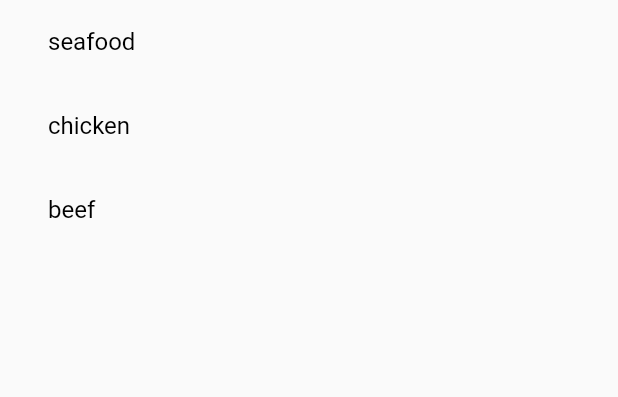
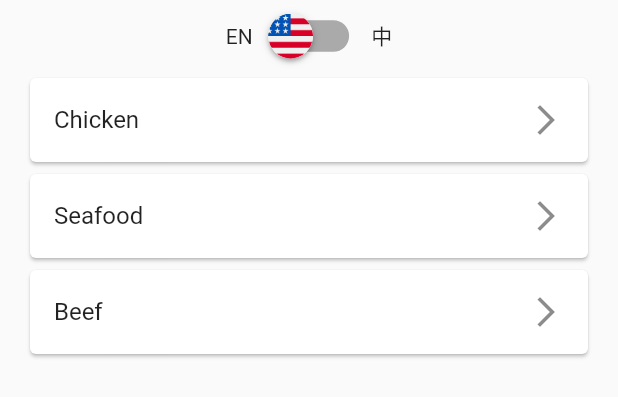
Before and after one commit to XianFengWu1996/TaipeiCuisineApp, a Flutter app: the MenuContent widget shown alone on an empty page, opened directly, on a phone screen of 412 x 824 dp. Shown: the top 397 px of the screen. Run offline on Flutter 3.47's test engine with Material 2 defaults, Android fonts, the light colour scheme and no system bars; our stand-ins replace firebase_auth, flutter_icons, google_sign_in; missing offline and left inert: flutter_facebook_login, pin_entry_text_field; accounts and stored records are empty.

Commit message:
menu functionality

```diff
--- a/lib/screens/Auth/Login.dart
+++ b/lib/screens/Auth/Login.dart
@@ -9,7 +9,6 @@ import 'package:food_ordering_app/components/FormComponents/ShowToggle.dart';
 import 'package:food_ordering_app/components/FormComponents/TextWithLink.dart';
 import 'package:food_ordering_app/screens/Auth/Signup.dart';
 import 'package:food_ordering_app/screens/Dashboard/Home.dart';
-import 'package:provider/provider.dart';
 
 class Login extends StatefulWidget {
   static const id = 'login_screen';
@@ -26,9 +25,6 @@ class _LoginState extends State<Login> {
   String email;
   String password;
   String resetEmail;
-
-
-
 
   @override
   Widget build(BuildContext context) {
--- a/lib/screens/Dashboard/AccountContent.dart
+++ b/lib/screens/Dashboard/AccountContent.dart
@@ -19,7 +19,6 @@ class AccountContent extends StatelessWidget {
             title: 'History', icon: Icons.history, onPressed: () {}),
         AccountItems(
             title: 'Deal', icon: Icons.attach_money, onPressed: () {}),
-
         RectangularLogin(
           onPressed: () {
             _auth.signOut();
--- a/lib/screens/Dashboard/MenuContent.dart
+++ b/lib/screens/Dashboard/MenuContent.dart
@@ -1,5 +1,6 @@
-import 'dart:convert';
 import 'package:flutter/material.dart';
+import 'package:food_ordering_app/screens/Menu/MenuData.dart';
+import 'package:food_ordering_app/screens/Menu/MenuItem.dart';
 
 class MenuContent extends StatefulWidget {
   @override
@@ -7,46 +8,96 @@ class MenuContent extends StatefulWidget {
 }
 
 class _MenuContentState extends State<MenuContent> {
-  List category = [];
-  List dishes = [];
+
+  List<String> category = [];
+  List<String> chineseCategory = [];
+  bool chinese = false;
 
   @override
   void initState() {
     // TODO: implement initState
     super.initState();
-    getMenu();
+
+    getCategory();
+    getChineseCategory();
   }
 
-  getMenu() async {
-    String data = await DefaultAssetBundle.of(context)
-        .loadString("assets/menu_data.json");
-    final json = await jsonDecode(data);
+  void getCategory() async {
+    var data = await MenuData().retrieveCategory();
+    for(var item in data[0]['category']){
+      setState(() {
+        category.add(item);
+      });
+    }
+  }
 
-    for (int i = 0; i < json.length; i++) {
+  void getChineseCategory() async {
+    var data = await MenuData().retrieveChineseCategory();
+    for(var item in data[0]['category_chinese']){
       setState(() {
-        category.add(json[i]['category']);
-        dishes.add(json[i]['dishes']);
+        chineseCategory.add(item);
       });
     }
   }
 
   @override
   Widget build(BuildContext context) {
-    return ListView.builder(
-      itemCount: category.length,
-      itemBuilder: (BuildContext context, int index) {
-        return FlatButton(
-          onPressed: () {
-            Navigator.pushNamed(context, category[index]);
-          },
-          child: ListTile(
-            title: (Text(
-              '${category[index]}',
-              style: TextStyle(color: Colors.black),
-            )),
+    return Column(
+      children: <Widget>[
+        Row(
+          mainAxisAlignment: MainAxisAlignment.center,
+          children: <Widget>[
+            Text('EN'),
+            Padding(
+              padding: const EdgeInsets.symmetric(horizontal: 10),
+              child: Transform.scale(
+                scale: 1.5,
+                child: Switch(
+                  value: chinese,
+                  onChanged: (value){
+                    setState(() {
+                      chinese = value;
+                    });
+                  },
+                  inactiveThumbImage: AssetImage('images/united-states.png'),
+                  activeThumbImage: AssetImage('images/china.png'),
+                ),
+              ),
+            ),
+            Text('中'),
+          ],
+        ),
+        Expanded(
+          child: ListView.builder(
+            itemCount: category.length,
+              itemBuilder: (context, index){
+                return FlatButton(
+                  onPressed: (){
+                    Navigator.push(
+                        context,
+                        MaterialPageRoute(
+                            builder: (context) => MenuItem(
+                              index: index,
+                              title: chinese ? chineseCategory[index] : category[index],
+                              displayChinese: chinese
+                            ),
+                        ),
+                    );
+                  },
+                  child: Card(
+                    child: ListTile(
+                      trailing: Icon(Icons.arrow_forward_ios),
+                      title: Text(
+                        chinese ? '${chineseCategory[index]}' : '${category[index]}'
+                      ),),
+                  ),
+                );
+              }
           ),
-        );
-      },
+        ),
+      ],
     );
   }
 }
+
+//"Icon made by Freepik from www.flaticon.com"
--- /dev/null
+++ b/lib/screens/Menu/MenuData.dart
@@ -0,0 +1,39 @@
+import 'dart:convert';
+import 'package:flutter/services.dart';
+
+class MenuData {
+
+  List _categoryData = [];
+
+  List _menuData = [];
+
+  List _chineseCategory = [];
+
+  Future<List> retrieveMenuData () async {
+    var data = await rootBundle.loadString('assets/menu_data.json');
+    var result = jsonDecode(data);
+
+    for(int i = 2; i < result.length; i++){
+      _menuData.add(result[i]);
+    }
+
+    return _menuData;
+  }
+
+  Future<List<dynamic>>retrieveCategory() async {
+    var data = await rootBundle.loadString('assets/menu_data.json');
+    var result = jsonDecode(data);
+    _categoryData.add(result[0]);
+
+    return _categoryData;
+  }
+
+  Future<List<dynamic>>retrieveChineseCategory() async {
+    var data = await rootBundle.loadString('assets/menu_data.json');
+    var result = jsonDecode(data);
+    _chineseCategory.add(result[1]);
+
+    return _chineseCategory;
+  }
+
+}
--- a/pubspec.yaml
+++ b/pubspec.yaml
@@ -32,6 +32,8 @@ dependencies:
   modal_progress_hud: ^0.1.3
   pin_entry_text_field: ^0.1.4
   provider: ^4.0.1
+  sqflite: ^1.2.0
+  path: ^1.6.4
 
 
 dev_dependencies:
```
Also changed, not shown: assets/menu_data.json (+80 -5 lines), lib/main.dart (+5 -3 lines), lib/screens/Menu/MenuItem.dart (added, +80 -0 lines), lib/screens/menu/chicken.dart (deleted, +0 -9 lines), images/china.png (added), images/united-states.png (added), pubspec.lock, 2 other files.
